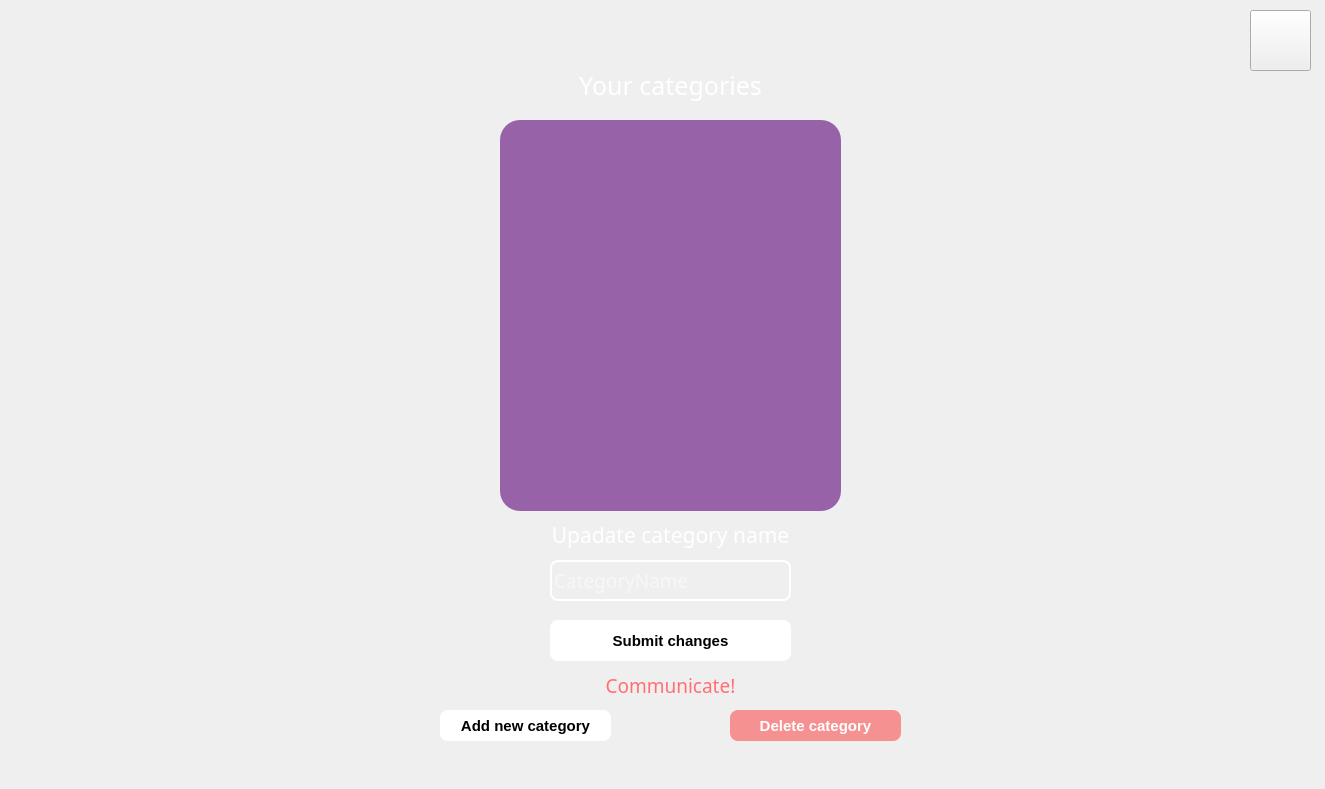
Old version of the form ui/ManageCategoriesPage.ui in the repository vburmus/budget-calculator.
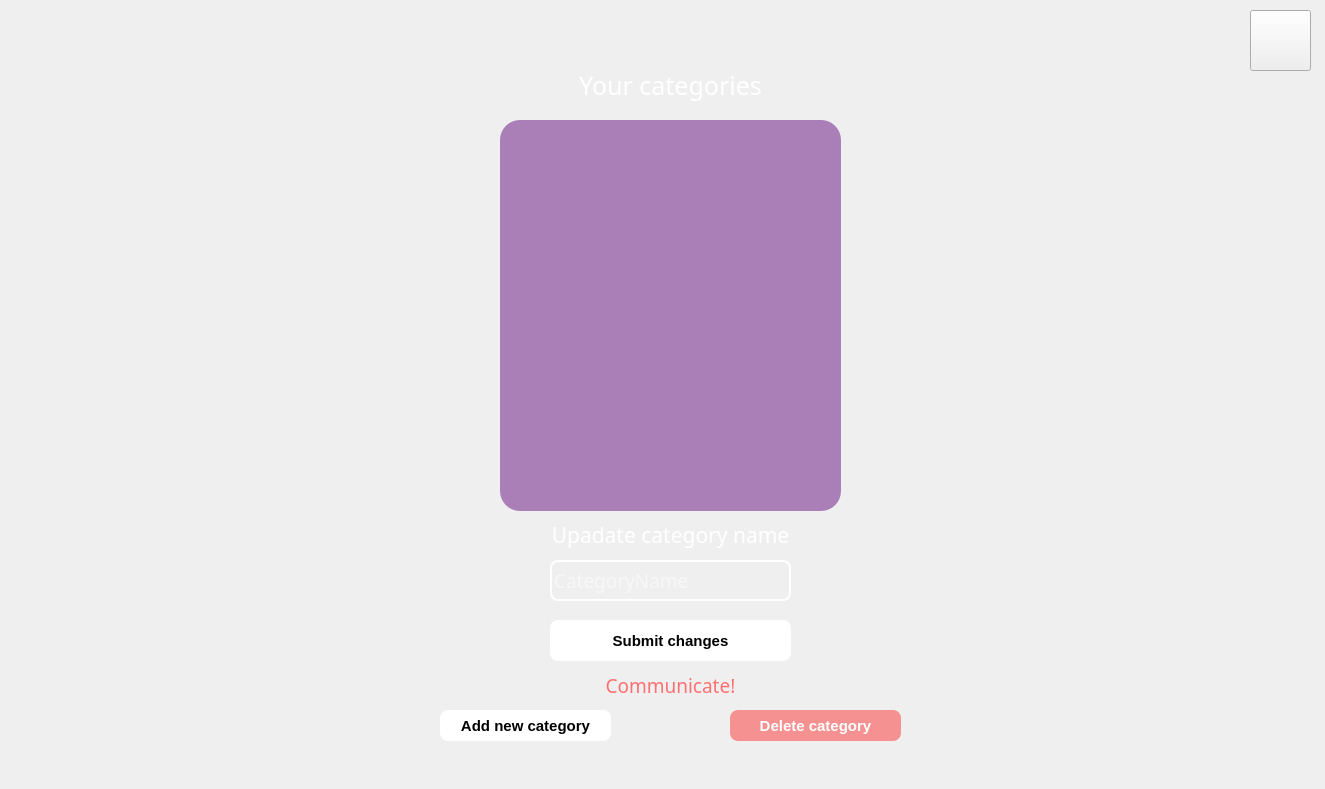
New version of the form. Icons and pictures are not drawn.

Commit message: fix(budget_calculator) List widgets redesigned

Patch:
```diff
--- a/ui/ManageCategoriesPage.ui
+++ b/ui/ManageCategoriesPage.ui
@@ -330,13 +330,32 @@
      <height>391</height>
     </rect>
    </property>
+   <property name="font">
+    <font>
+     <family>Bahnschrift</family>
+     <pointsize>15</pointsize>
+     <weight>50</weight>
+     <italic>false</italic>
+     <bold>false</bold>
+     <kerning>false</kerning>
+    </font>
+   </property>
    <property name="styleSheet">
     <string notr="true">QListWidget{
 	color: white;
-	font: 12pt &quot;Bahnschrift&quot;;	
-	background-color: rgba(91, 0, 121,150);
+	font: 15pt &quot;Bahnschrift&quot;;	
+	background-color: rgba(91, 0, 121,120);
 	border-radius: 20px;
-}</string>
+	padding-top: 20px;
+}
+
+QListWidget::item {
+	margin-top: 10px;
+}
+</string>
+   </property>
+   <property name="verticalScrollBarPolicy">
+    <enum>Qt::ScrollBarAlwaysOff</enum>
    </property>
   </widget>
  </widget>
```
The commit also changes 1 other file.
